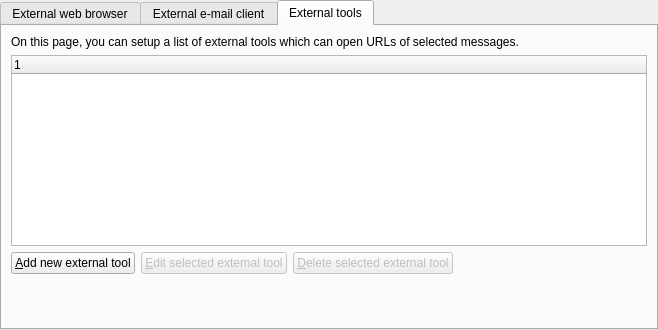
First picture: the form in src/librssguard/gui/settings/settingsbrowsermail.ui, repository martinrotter/rssguard, before the edit.
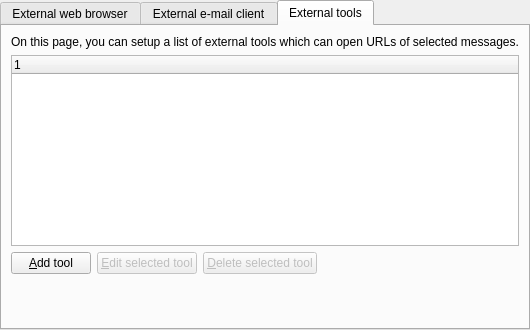
Second picture: the form after the edit. The open tabs and pages were chosen to show the change.

```diff
--- a/src/librssguard/gui/settings/settingsbrowsermail.ui
+++ b/src/librssguard/gui/settings/settingsbrowsermail.ui
@@ -6,7 +6,7 @@
    <rect>
     <x>0</x>
     <y>0</y>
-    <width>658</width>
+    <width>481</width>
     <height>330</height>
    </rect>
   </property>
@@ -327,7 +327,7 @@
          <item>
           <widget class="QPushButton" name="m_btnAddTool">
            <property name="text">
-            <string>&amp;Add new external tool</string>
+            <string>&amp;Add tool</string>
            </property>
           </widget>
          </item>
@@ -337,7 +337,7 @@
             <bool>false</bool>
            </property>
            <property name="text">
-            <string>&amp;Edit selected external tool</string>
+            <string>&amp;Edit selected tool</string>
            </property>
           </widget>
          </item>
@@ -347,7 +347,7 @@
             <bool>false</bool>
            </property>
            <property name="text">
-            <string>&amp;Delete selected external tool</string>
+            <string>&amp;Delete selected tool</string>
            </property>
           </widget>
          </item>
```
Left out of the diff: 94 changed lines with no effect on the pictures.
